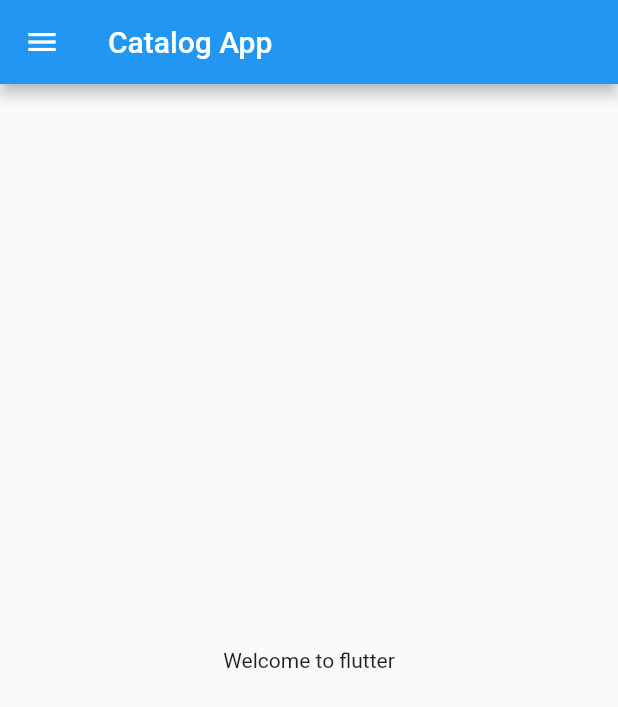
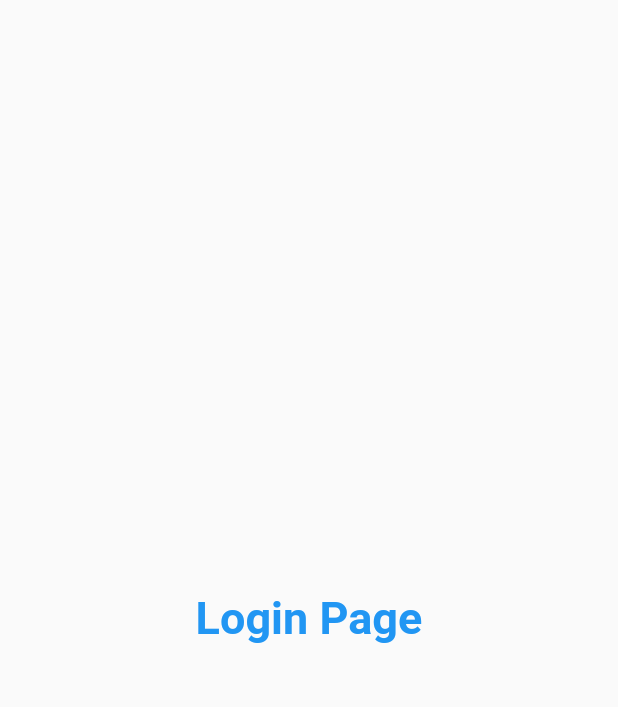
Before and after one commit to mu-irshad011/Flutter-Tutorial, a Flutter app: the screen it shows after launch, on a phone screen of 412 x 824 dp. Shown: the top 707 px of the screen. Run offline on Flutter 3.47's test engine with Material 2 defaults, Android fonts, the phone set to English and light mode, and no system bars.

Commit message:
day 3 completed

```diff
--- /dev/null
+++ b/myapp/lib/login.dart
@@ -0,0 +1,21 @@
+import 'package:flutter/material.dart';
+
+class LoginPage extends StatelessWidget {
+  const LoginPage({ Key? key }) : super(key: key);
+
+  @override
+  Widget build(BuildContext context) {
+    return Material(
+      child: Center(
+        child: Text(
+          "Login Page",
+          style: TextStyle(
+            color: Colors.blue,
+            fontSize: 30,
+            fontWeight: FontWeight.bold,
+          ),
+        ),
+      ),
+    );
+  }
+}
--- a/myapp/lib/main.dart
+++ b/myapp/lib/main.dart
@@ -1,5 +1,6 @@
 import 'package:flutter/material.dart';
-import 'package:myapp/home_page.dart';
+import 'package:myapp/login.dart';
+import 'package:myapp/pages/home_page.dart';
 
 void main(){
   runApp(NewApp());
@@ -11,7 +12,20 @@ class NewApp extends StatelessWidget {
   @override
   Widget build(BuildContext context) {
     return MaterialApp(
-      home: HomePage(),
+      // home: HomePage(),
+      darkTheme: ThemeData(
+        brightness: Brightness.dark,
+      ),
+      themeMode: ThemeMode.light,
+      theme: ThemeData(
+        primarySwatch: Colors.deepPurple,
+      ),
+      // initialRoute: "/home",
+      routes: {
+        "/": (context) => LoginPage(),
+        "/home": (context) => HomePage(),
+        "/login": (context) => LoginPage(),
+      },
     );
   }
 }
```
Also changed, not shown: myapp/lib/pages/home_page.dart (renamed from myapp/lib/home_page.dart).
